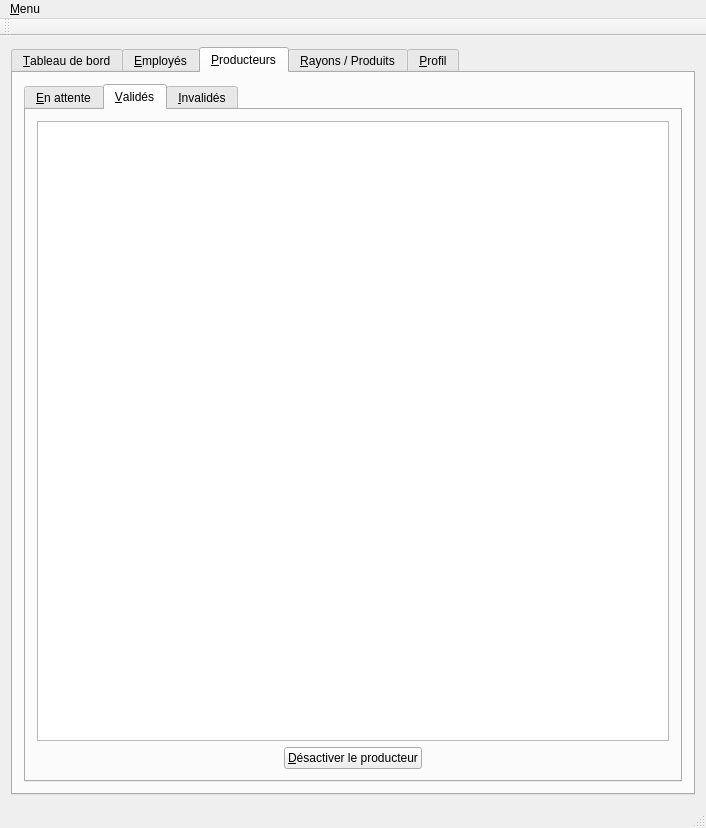
Old version of the form mainwindow.ui in the repository LouisVraie/circuitsCourtsBackOffice.
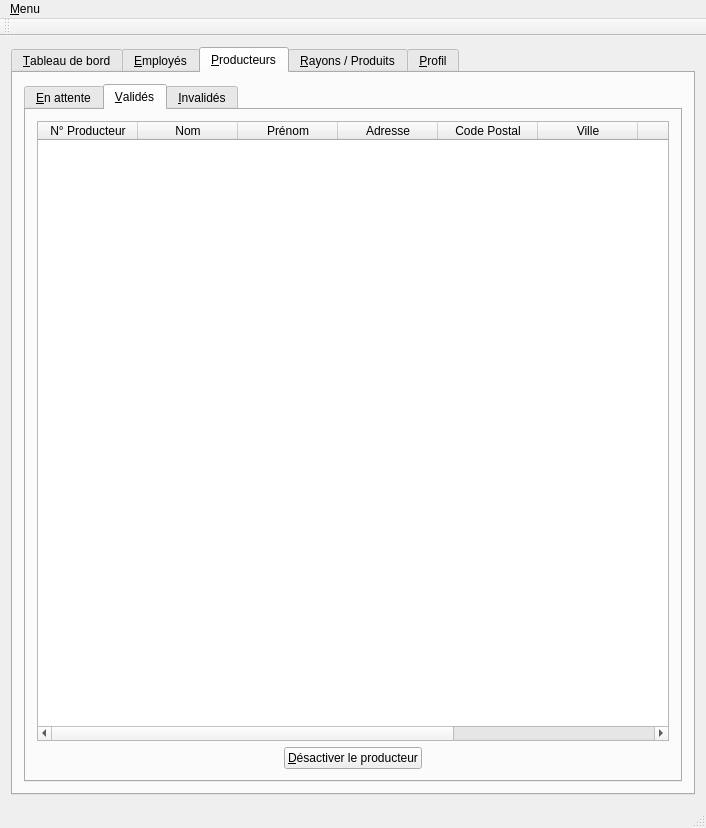
New version of the form. The open tabs and pages were chosen to show the change. Icons and pictures are not drawn.

What changed in the file:
```diff
--- a/mainwindow.ui
+++ b/mainwindow.ui
@@ -540,6 +540,51 @@
               <attribute name="verticalHeaderVisible">
                <bool>false</bool>
               </attribute>
+              <column>
+               <property name="text">
+                <string>N° Producteur</string>
+               </property>
+              </column>
+              <column>
+               <property name="text">
+                <string>Nom</string>
+               </property>
+              </column>
+              <column>
+               <property name="text">
+                <string>Prénom</string>
+               </property>
+              </column>
+              <column>
+               <property name="text">
+                <string>Adresse</string>
+               </property>
+              </column>
+              <column>
+               <property name="text">
+                <string>Code Postal</string>
+               </property>
+              </column>
+              <column>
+               <property name="text">
+                <string>Ville</string>
+               </property>
+              </column>
+              <column>
+               <property name="text">
+                <string>Mail</string>
+               </property>
+              </column>
+              <column>
+               <property name="text">
+                <string>Tel</string>
+               </property>
+              </column>
+              <column>
+               <property name="text">
+                <string>Date Inscription</string>
+               </property>
+              </column>
              </widget>
             </item>
             <item>
```
Left out of the diff: 2 changed lines with no effect on the pictures.
